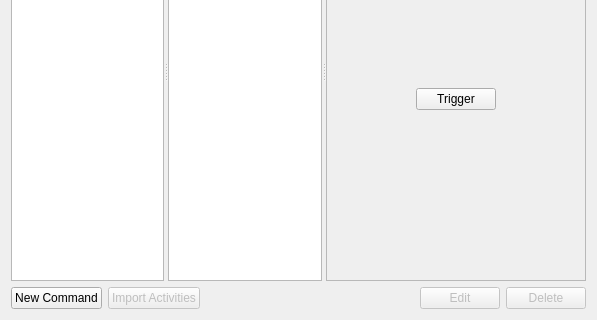
Before: the Qt Designer form simon/src/simonactionsui/rundialog.ui in KDE/simon, drawn with Qt 5; both pictures show x 0 to 597 and y 150 to 470 of the 597 by 470 pixel window.
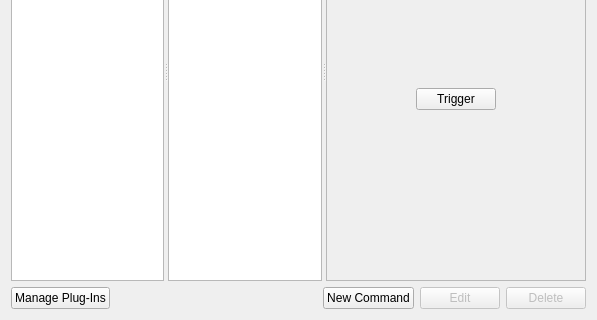
After: the same form once the commit is applied. Icons and pictures are not drawn. Custom widgets are drawn as their Qt base class.

What changed in the file:
```diff
--- a/simon/src/simonactionsui/rundialog.ui
+++ b/simon/src/simonactionsui/rundialog.ui
@@ -315,28 +315,15 @@
    <item>
     <layout class="QHBoxLayout" name="horizontalLayout_5" >
      <item>
-      <widget class="KPushButton" name="pbNewCommand" >
-       <property name="text" >
-        <string>New Command</string>
+      <widget class="KPushButton" name="pbManagePlugins">
+       <property name="text">
+        <string>Manage Plug-Ins</string>
        </property>
       </widget>
      </item>
      <item>
-      <widget class="KPushButton" name="pbImportActivities" >
-       <property name="enabled" >
-        <bool>false</bool>
-       </property>
-       <property name="toolTip" >
-        <string/>
-       </property>
-       <property name="text" >
-        <string>Import Activities</string>
-       </property>
-      </widget>
-     </item>
-     <item>
-      <spacer name="horizontalSpacer" >
-       <property name="orientation" >
+      <spacer name="horizontalSpacer">
+       <property name="orientation">
         <enum>Qt::Horizontal</enum>
        </property>
        <property name="sizeHint" stdset="0" >
@@ -348,8 +335,15 @@
       </spacer>
      </item>
      <item>
-      <widget class="KPushButton" name="pbEditCommand" >
-       <property name="enabled" >
+      <widget class="KPushButton" name="pbNewCommand">
+       <property name="text">
+        <string>New Command</string>
+       </property>
+      </widget>
+     </item>
+     <item>
+      <widget class="KPushButton" name="pbEditCommand">
+       <property name="enabled">
         <bool>false</bool>
        </property>
        <property name="text" >
```
Left out of the diff: 180 changed lines with no effect on the pictures.
